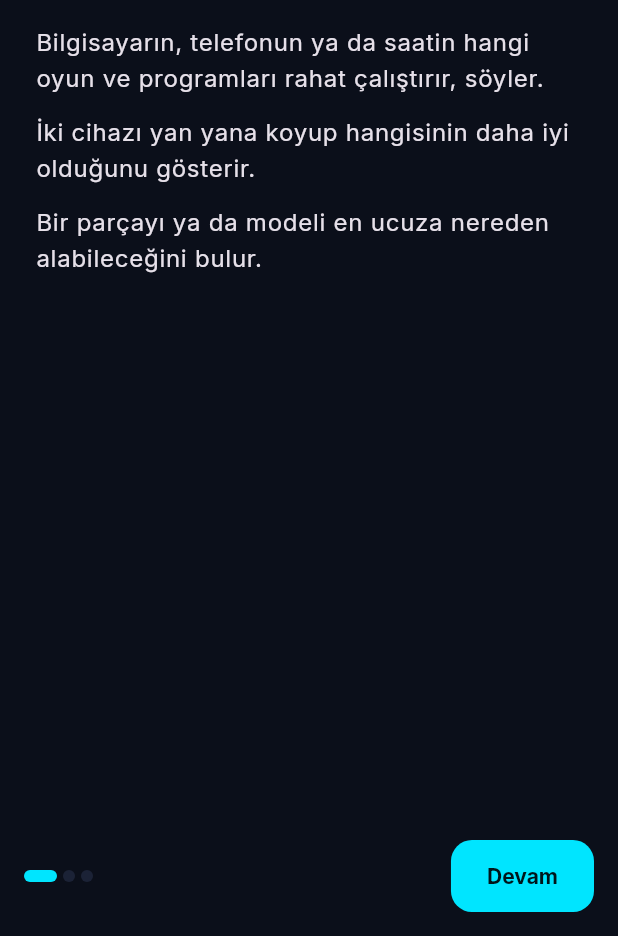
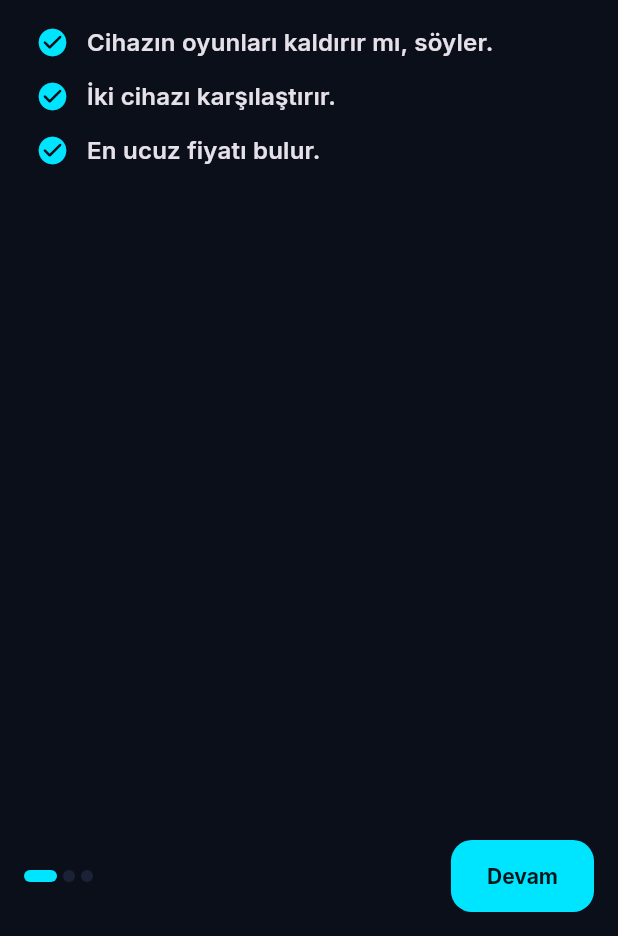
Before and after one commit to IITheLORDII/TrueRig, a Flutter app: the screen it shows after launch, on a phone screen of 412 x 824 dp, the part 300-1236 px from its top. Run offline on Flutter 3.47's test engine with Material 3 defaults, Android fonts, the phone set to English and light mode, and no system bars; our stand-ins replace cached_network_image, device_info_plus, flutter_riverpod, go_router, google_fonts, shared_preferences and 1 more; missing offline and left inert: dart:js_interop, mobile_scanner.

Commit message:
feat: shorter, simpler welcome tour sentences

```diff
--- a/app/lib/features/onboarding/onboarding_page.dart
+++ b/app/lib/features/onboarding/onboarding_page.dart
@@ -93,22 +93,17 @@ class _OnboardingPageState extends ConsumerState<OnboardingPage> {
                     icon: Icons.verified_rounded,
                     title: 'TrueRig ne yapar?',
                     lines: [
-                      'Bilgisayarın, telefonun ya da saatin hangi oyun ve '
-                          'programları rahat çalıştırır, söyler.',
-                      'İki cihazı yan yana koyup hangisinin daha iyi '
-                          'olduğunu gösterir.',
-                      'Bir parçayı ya da modeli en ucuza nereden '
-                          'alabileceğini bulur.',
+                      'Cihazın oyunları kaldırır mı, söyler.',
+                      'İki cihazı karşılaştırır.',
+                      'En ucuz fiyatı bulur.',
                     ],
                   ),
                   _TourPage(
                     icon: Icons.speed_rounded,
                     title: 'Darboğaz nedir?',
                     lines: const [
-                      'Bir parçanın diğerini yavaşlatmasıdır. Güçlü bir '
-                          'ekran kartı, zayıf bir işlemciyle tam gücünü '
-                          'kullanamaz.',
-                      'Renkler her yerde aynı anlama gelir:',
+                      'Bir parça, diğerini yavaşlatır.',
+                      'Yeşil iyi, sarı orta, kırmızı kötü.',
                     ],
                     extra: Padding(
                       padding: const EdgeInsets.only(top: Space.m),
@@ -183,10 +178,28 @@ class _TourPage extends StatelessWidget {
           ),
         ),
         const SizedBox(height: Space.l),
+        // One short sentence per line, easy to scan.
         for (final l in lines)
           Padding(
             padding: const EdgeInsets.only(bottom: Space.m),
-            child: Text(l, style: theme.textTheme.bodyLarge),
+            child: Row(
+              children: [
+                Icon(
+                  Icons.check_circle_rounded,
+                  size: 22,
+                  color: theme.colorScheme.primary,
+                ),
+                const SizedBox(width: Space.m),
+                Expanded(
+                  child: Text(
+                    l,
+                    style: theme.textTheme.titleMedium?.copyWith(
+                      fontWeight: FontWeight.w600,
+                    ),
+                  ),
+                ),
+              ],
+            ),
           ),
         ?extra,
       ],
@@ -216,8 +229,7 @@ class _ChooseDevice extends StatelessWidget {
         ),
         const SizedBox(height: Space.s),
         Text(
-          'Birini seç, birlikte ekleyelim. Sonra diğerlerini de '
-          'ekleyebilirsin.',
+          'Birini seç, ekleyelim.',
           textAlign: TextAlign.center,
           style: theme.textTheme.bodyLarge,
         ),
```
